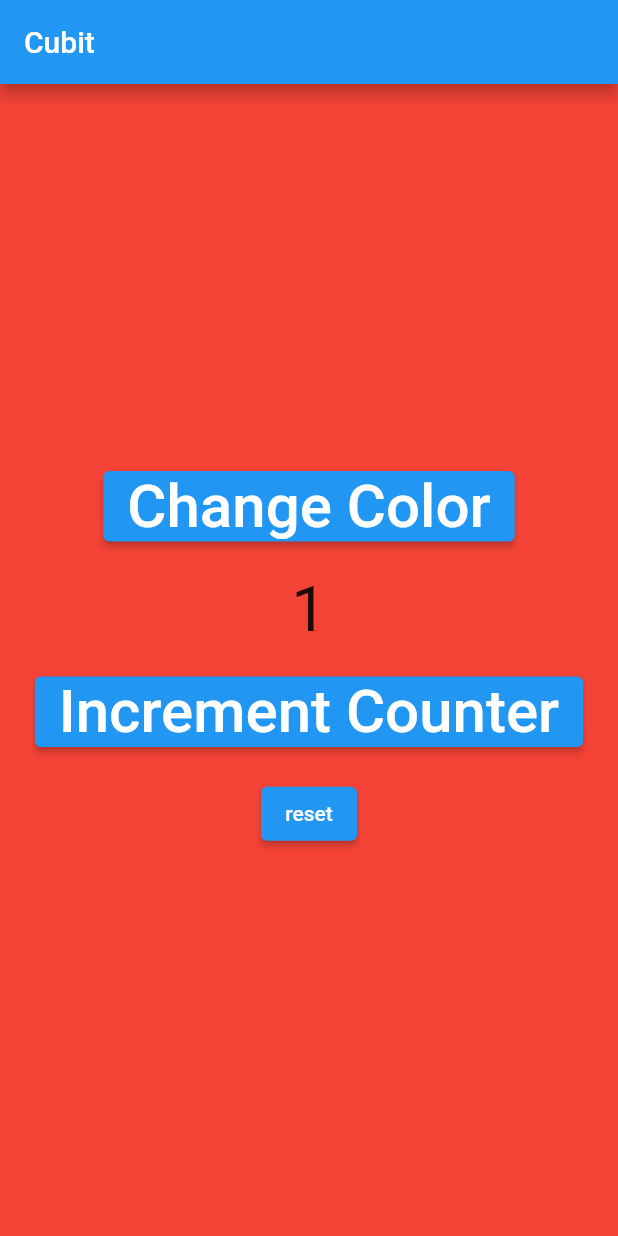
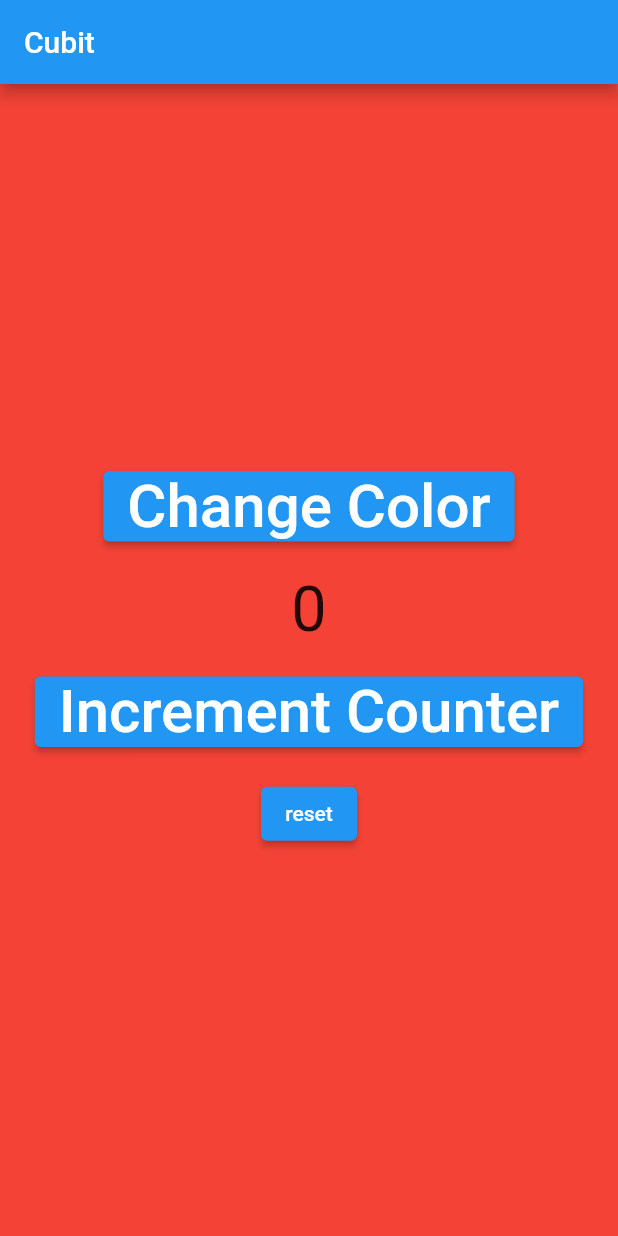
Before and after one commit to alexregiani/bloc_flutterly, a Flutter app: the screen it shows after launch, after a tap on "Increment Counter", after a tap on "reset", on a phone screen of 412 x 824 dp. Run offline on Flutter 3.47's test engine with Material 2 defaults, Android fonts, the phone set to English and light mode, and no system bars; our stand-ins replace bloc, equatable, flutter_bloc, gap.

```diff
--- a/lib/bloc/color/color_event.dart
+++ b/lib/bloc/color/color_event.dart
@@ -6,6 +6,5 @@ abstract class ColorEvent extends Equatable {
 
 class ColorChangeEvent extends ColorEvent {
   @override
-  // TODO: implement props
-  List<Object?> get props => throw UnimplementedError();
+  List<Object> get props => [];
 }
--- a/lib/bloc/counter/counter_bloc.dart
+++ b/lib/bloc/counter/counter_bloc.dart
@@ -7,8 +7,12 @@ part 'counter_state.dart';
 class CounterBloc extends Bloc<CounterEvent, CounterState> {
   CounterBloc() : super(CounterState.initial()) {
     on<CounterChangeEvent>((event, emit) {
+      // print('before change $state');
       emit(state.copyWith(state.counter + event.counter));
-      print('counter ${state.counter}');
+      // print('after change $state');
+    });
+    on<CounterResetEvent>((event, emit) {
+      emit(state.copyWith(state.counter * 0));
     });
   }
 }
--- a/lib/bloc/counter/counter_event.dart
+++ b/lib/bloc/counter/counter_event.dart
@@ -12,3 +12,8 @@ class CounterChangeEvent extends CounterEvent {
   @override
   List<Object> get props => [counter];
 }
+
+class CounterResetEvent extends CounterEvent {
+  @override
+  List<Object> get props => [];
+}
--- a/lib/bloc/counter/counter_state.dart
+++ b/lib/bloc/counter/counter_state.dart
@@ -3,10 +3,10 @@ part of '/bloc/counter/counter_bloc.dart';
 class CounterState extends Equatable {
   final int counter;
 
-  CounterState({required this.counter});
+  const CounterState({required this.counter});
 
   factory CounterState.initial() {
-    return CounterState(counter: 0);
+    return const CounterState(counter: 0);
   }
 
   @override
```
Also changed, not shown: lib/main.dart (+7 -3 lines).
